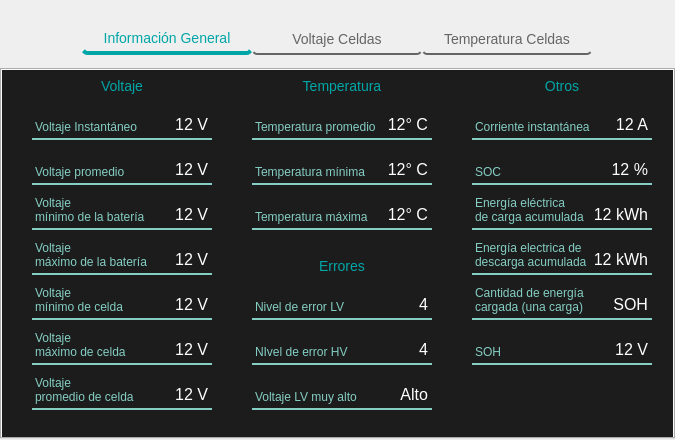
This is batterypanel.ui in Panchoo0/pantalla-tornado as Qt 5 draws it before an edit. The edited form follows.
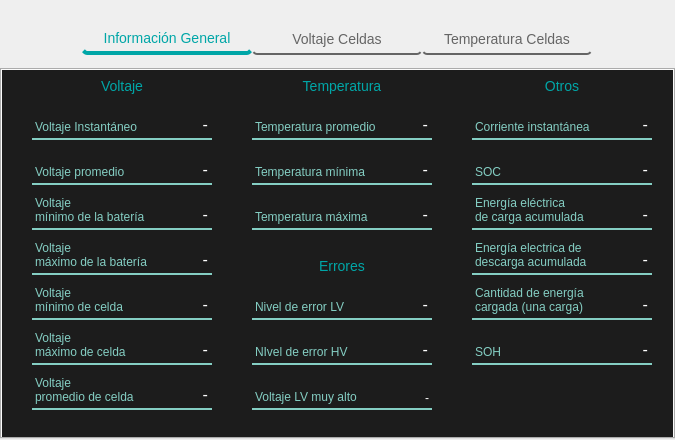
This is the edited form.

```diff
--- a/batterypanel.ui
+++ b/batterypanel.ui
@@ -129,7 +129,7 @@
         <string notr="true">color: white; font-size: 16px; padding-bottom: 0;</string>
        </property>
        <property name="text">
-        <string>12 V</string>
+        <string>-</string>
        </property>
        <property name="alignment">
         <set>Qt::AlignBottom|Qt::AlignRight|Qt::AlignTrailing</set>
@@ -180,7 +180,7 @@
         <string notr="true">color: white; font-size: 16px; padding-bottom: 0;</string>
        </property>
        <property name="text">
-        <string>12 V</string>
+        <string>-</string>
        </property>
        <property name="alignment">
         <set>Qt::AlignBottom|Qt::AlignRight|Qt::AlignTrailing</set>
@@ -231,7 +231,7 @@
         <string notr="true">color: white; font-size: 16px; padding-bottom: 0;</string>
        </property>
        <property name="text">
-        <string>12 V</string>
+        <string>-</string>
        </property>
        <property name="alignment">
         <set>Qt::AlignBottom|Qt::AlignRight|Qt::AlignTrailing</set>
@@ -282,7 +282,7 @@
         <string notr="true">color: white; font-size: 16px; padding-bottom: 0;</string>
        </property>
        <property name="text">
-        <string>12 V</string>
+        <string>-</string>
        </property>
        <property name="alignment">
         <set>Qt::AlignBottom|Qt::AlignRight|Qt::AlignTrailing</set>
@@ -333,7 +333,7 @@
         <string notr="true">color: white; font-size: 16px; padding-bottom: 0;</string>
        </property>
        <property name="text">
-        <string>12 V</string>
+        <string>-</string>
        </property>
        <property name="alignment">
         <set>Qt::AlignBottom|Qt::AlignRight|Qt::AlignTrailing</set>
@@ -384,7 +384,7 @@
         <string notr="true">color: white; font-size: 16px; padding-bottom: 0;</string>
        </property>
        <property name="text">
-        <string>12 V</string>
+        <string>-</string>
        </property>
        <property name="alignment">
         <set>Qt::AlignBottom|Qt::AlignRight|Qt::AlignTrailing</set>
@@ -435,7 +435,7 @@
         <string notr="true">color: white; font-size: 16px; padding-bottom: 0;</string>
        </property>
        <property name="text">
-        <string>12 V</string>
+        <string>-</string>
        </property>
        <property name="alignment">
         <set>Qt::AlignBottom|Qt::AlignRight|Qt::AlignTrailing</set>
@@ -518,7 +518,7 @@
         <string notr="true">color: white; font-size: 16px; padding-bottom: 0;</string>
        </property>
        <property name="text">
-        <string>12° C</string>
+        <string>-</string>
        </property>
        <property name="alignment">
         <set>Qt::AlignBottom|Qt::AlignRight|Qt::AlignTrailing</set>
@@ -569,7 +569,7 @@
         <string notr="true">color: white; font-size: 16px; padding-bottom: 0;</string>
        </property>
        <property name="text">
-        <string>12° C</string>
+        <string>-</string>
        </property>
        <property name="alignment">
         <set>Qt::AlignBottom|Qt::AlignRight|Qt::AlignTrailing</set>
@@ -620,7 +620,7 @@
         <string notr="true">color: white; font-size: 16px; padding-bottom: 0;</string>
        </property>
        <property name="text">
-        <string>12° C</string>
+        <string>-</string>
        </property>
        <property name="alignment">
         <set>Qt::AlignBottom|Qt::AlignRight|Qt::AlignTrailing</set>
@@ -703,7 +703,7 @@
         <string notr="true">color: white; font-size: 16px; padding-bottom: 0;</string>
        </property>
        <property name="text">
-        <string>4</string>
+        <string>-</string>
        </property>
        <property name="alignment">
         <set>Qt::AlignBottom|Qt::AlignRight|Qt::AlignTrailing</set>
@@ -754,7 +754,7 @@
         <string notr="true">color: white; font-size: 16px; padding-bottom: 0;</string>
        </property>
        <property name="text">
-        <string>4</string>
+        <string>-</string>
        </property>
        <property name="alignment">
         <set>Qt::AlignBottom|Qt::AlignRight|Qt::AlignTrailing</set>
@@ -802,10 +802,10 @@
         </rect>
        </property>
        <property name="styleSheet">
-        <string notr="true">color: white; font-size: 16px; padding-bottom: 0;</string>
+        <string notr="true">color: white; font-size: 12px; padding-bottom: 0;</string>
        </property>
        <property name="text">
-        <string>Alto</string>
+        <string>-</string>
        </property>
        <property name="alignment">
         <set>Qt::AlignBottom|Qt::AlignRight|Qt::AlignTrailing</set>
@@ -888,7 +888,7 @@
         <string notr="true">color: white; font-size: 16px; padding-bottom: 0;</string>
        </property>
        <property name="text">
-        <string>12 A</string>
+        <string>-</string>
        </property>
        <property name="alignment">
         <set>Qt::AlignBottom|Qt::AlignRight|Qt::AlignTrailing</set>
@@ -939,7 +939,7 @@
         <string notr="true">color: white; font-size: 16px; padding-bottom: 0;</string>
        </property>
        <property name="text">
-        <string>12 %</string>
+        <string>-</string>
        </property>
        <property name="alignment">
         <set>Qt::AlignBottom|Qt::AlignRight|Qt::AlignTrailing</set>
@@ -990,7 +990,7 @@
         <string notr="true">color: white; font-size: 16px; padding-bottom: 0;</string>
        </property>
        <property name="text">
-        <string>12 kWh</string>
+        <string>-</string>
        </property>
        <property name="alignment">
         <set>Qt::AlignBottom|Qt::AlignRight|Qt::AlignTrailing</set>
@@ -1041,7 +1041,7 @@
         <string notr="true">color: white; font-size: 16px; padding-bottom: 0;</string>
        </property>
        <property name="text">
-        <string>12 kWh</string>
+        <string>-</string>
        </property>
        <property name="alignment">
         <set>Qt::AlignBottom|Qt::AlignRight|Qt::AlignTrailing</set>
@@ -1092,7 +1092,7 @@
         <string notr="true">color: white; font-size: 16px; padding-bottom: 0;</string>
        </property>
        <property name="text">
-        <string>12 V</string>
+        <string>-</string>
        </property>
        <property name="alignment">
         <set>Qt::AlignBottom|Qt::AlignRight|Qt::AlignTrailing</set>
@@ -1143,7 +1143,7 @@
         <string notr="true">color: white; font-size: 16px; padding-bottom: 0;</string>
        </property>
        <property name="text">
-        <string>&lt;html&gt;&lt;head/&gt;&lt;body&gt;&lt;p&gt;SOH&lt;/p&gt;&lt;/body&gt;&lt;/html&gt;</string>
+        <string>&lt;html&gt;&lt;head/&gt;&lt;body&gt;&lt;p&gt;-&lt;/p&gt;&lt;/body&gt;&lt;/html&gt;</string>
        </property>
        <property name="alignment">
         <set>Qt::AlignBottom|Qt::AlignRight|Qt::AlignTrailing</set>
```
